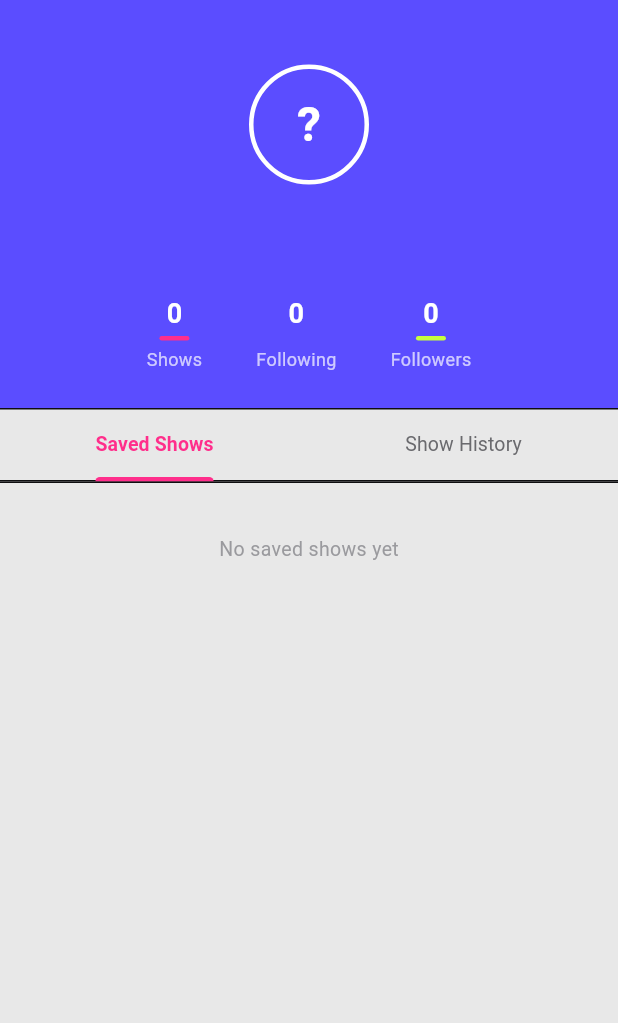
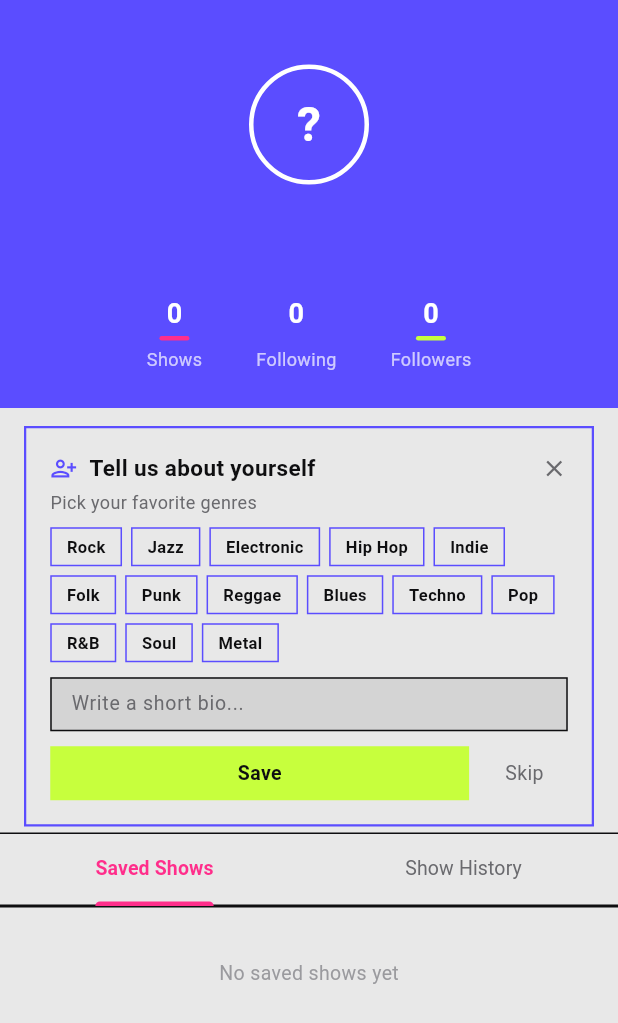
Before and after one commit to wnderoy/diska, a Flutter app: the ProfileScreen widget shown alone on an empty page, opened directly, on a phone screen of 412 x 824 dp. Shown: the top 1023 px of the screen. Run offline on Flutter 3.47's test engine with Material 3 defaults, Android fonts, the phone set to English and light mode, and no system bars; our stand-ins replace cloud_firestore, firebase_auth, firebase_core, flutter_map, geolocator, latlong2 and 1 more; missing offline and left inert: flutter_map_marker_cluster; accounts and stored records are empty.

Commit message:
Finished for the Hackaton

```diff
--- a/lib/screens/profile_screen.dart
+++ b/lib/screens/profile_screen.dart
@@ -20,6 +20,7 @@ class _ProfileScreenState extends State<ProfileScreen>
   List<ShowEvent> _savedShows = [];
   List<ShowEvent> _showHistory = [];
   bool _isLoading = true;
+  bool _showFillCard = false;
 
   @override
   void initState() {
@@ -76,6 +77,7 @@ class _ProfileScreenState extends State<ProfileScreen>
       _savedShows = saved;
       _showHistory = history;
       _isLoading = false;
+      _showFillCard = _user != null && _user!.bio.isEmpty && _user!.topGenres.isEmpty;
     });
   }
 
@@ -224,6 +226,10 @@ class _ProfileScreenState extends State<ProfileScreen>
                     ),
                   ),
 
+                  // ── Profile fill prompt card ──
+                  if (_showFillCard)
+                    _buildFillPromptCard(user),
+
                   // ── Artist "My Upcoming Shows" section ──
                   if (user.isArtist && _savedShows.isNotEmpty) ...[
                     Container(
@@ -337,6 +343,125 @@ class _ProfileScreenState extends State<ProfileScreen>
       itemBuilder: (context, i) => _ShowListTile(show: shows[i]),
     );
   }
+
+  // ── Profile fill prompt card ──
+  Widget _buildFillPromptCard(UserModel user) {
+    final allGenres = [
+      'Rock', 'Jazz', 'Electronic', 'Hip Hop', 'Indie', 'Folk',
+      'Punk', 'Reggae', 'Blues', 'Techno', 'Pop', 'R&B', 'Soul', 'Metal',
+    ];
+    final selectedGenres = List<String>.from(user.topGenres);
+    final bioController = TextEditingController(text: user.bio);
+
+    return StatefulBuilder(
+      builder: (context, setLocalState) {
+        return Container(
+          margin: const EdgeInsets.fromLTRB(16, 12, 16, 4),
+          padding: const EdgeInsets.all(16),
+          decoration: BoxDecoration(
+            color: AppColors.background,
+            border: Border.all(color: AppColors.purple, width: 1.5),
+          ),
+          child: Column(
+            crossAxisAlignment: CrossAxisAlignment.start,
+            children: [
+              Row(children: [
+                const Icon(Icons.person_add_alt, size: 18, color: AppColors.purple),
+                const SizedBox(width: 8),
+                const Text('Tell us about yourself',
+                    style: TextStyle(color: AppColors.textPrimary, fontSize: 15, fontWeight: FontWeight.w700)),
+                const Spacer(),
+                GestureDetector(
+                  onTap: () => setState(() => _showFillCard = false),
+                  child: Icon(Icons.close, size: 18, color: AppColors.textSecondary),
+                ),
+              ]),
+              const SizedBox(height: 4),
+              Text('Pick your favorite genres',
+                  style: TextStyle(color: AppColors.textSecondary, fontSize: 12)),
+              const SizedBox(height: 8),
+              Wrap(
+                spacing: 6, runSpacing: 6,
+                children: allGenres.map((genre) {
+                  final isSelected = selectedGenres.contains(genre);
+                  return GestureDetector(
+                    onTap: () => setLocalState(() {
+                      if (isSelected) { selectedGenres.remove(genre); }
+                      else if (selectedGenres.length < 3) { selectedGenres.add(genre); }
+                    }),
+                    child: Container(
+                      padding: const EdgeInsets.symmetric(horizontal: 10, vertical: 4),
+                      decoration: BoxDecoration(
+                        color: isSelected ? AppColors.purple : Colors.transparent,
+                        border: Border.all(color: AppColors.purple, width: 1),
+                      ),
+                      child: Text(genre, style: TextStyle(
+                        color: isSelected ? AppColors.textOnPrimary : AppColors.textPrimary,
+                        fontSize: 11, fontWeight: FontWeight.w600,
+                      )),
+                    ),
+                  );
+                }).toList(),
+              ),
+              if (selectedGenres.length >= 3)
+                Padding(
+                  padding: const EdgeInsets.only(top: 2),
+                  child: Text('Max 3 genres selected',
+                      style: TextStyle(color: AppColors.textLight, fontSize: 10)),
+                ),
+              const SizedBox(height: 10),
+              TextField(
+                controller: bioController,
+                maxLength: 100,
+                style: const TextStyle(color: AppColors.textPrimary, fontSize: 13),
+                decoration: const InputDecoration(
+                  hintText: 'Write a short bio...',
+                  filled: true, fillColor: AppColors.surface,
+                  border: OutlineInputBorder(
+                    borderRadius: BorderRadius.zero,
+                    borderSide: BorderSide(color: AppColors.divider, width: 1),
+                  ),
+                  contentPadding: EdgeInsets.symmetric(horizontal: 10, vertical: 8),
+                  isDense: true, counterText: '',
+                ),
+              ),
+              const SizedBox(height: 10),
+              Row(children: [
+                Expanded(
+                  child: GestureDetector(
+                    onTap: () async {
+                      await AuthService.updateProfile(
+                        bio: bioController.text.trim(),
+                        topGenres: selectedGenres,
+                      );
+                      _user = await AuthService.fetchProfile();
+                      if (mounted) setState(() => _showFillCard = false);
+                    },
+                    child: Container(
+                      height: 36, color: AppColors.lime,
+                      child: const Center(
+                        child: Text('Save', style: TextStyle(color: AppColors.primary, fontSize: 13, fontWeight: FontWeight.w600)),
+                      ),
+                    ),
+                  ),
+                ),
+                const SizedBox(width: 8),
+                GestureDetector(
+                  onTap: () => setState(() => _showFillCard = false),
+                  child: Container(
+                    height: 36, padding: const EdgeInsets.symmetric(horizontal: 16),
+                    child: Center(
+                      child: Text('Skip', style: TextStyle(color: AppColors.textSecondary, fontSize: 13)),
+                    ),
+                  ),
+                ),
+              ]),
+            ],
+          ),
+        );
+      },
+    );
+  }
 }
 
 class _ShowListTile extends StatelessWidget {
--- a/lib/services/auth_service.dart
+++ b/lib/services/auth_service.dart
@@ -50,6 +50,25 @@ class AuthService {
         password: password,
       );
       authState.value = cred.user;
+
+      // Create user document in Firestore on first sign-up
+      if (cred.user != null) {
+        await FirebaseFirestore.instance.collection('users').doc(cred.user!.uid).set({
+          'user_id': cred.user!.uid,
+          'username': email.split('@').first,
+          'bio': '',
+          'profile_image_url': '',
+          'is_artist': false,
+          'is_verified': false,
+          'top_genres': [],
+          'top_artists': [],
+          'following_count': 0,
+          'followers_count': 0,
+          'displayed_patch_ids': [],
+          'saved_shows': [],
+        });
+      }
+
       return cred;
     } on FirebaseAuthException catch (e) {
       throw Exception(_friendlyAuthError(e));
@@ -60,6 +79,28 @@ class AuthService {
     await _auth.signOut();
     authState.value = null;
     _profileCache = null;
+  }
+
+  // ---------------------------------------------------------------------------
+  // Profile updates
+  // ---------------------------------------------------------------------------
+  static Future<void> updateProfile({
+    String? username,
+    String? bio,
+    List<String>? topGenres,
+    List<String>? topArtists,
+  }) async {
+    final uid = userId;
+    if (uid == null) return;
+    final data = <String, dynamic>{};
+    if (username != null) data['username'] = username;
+    if (bio != null) data['bio'] = bio;
+    if (topGenres != null) data['top_genres'] = topGenres;
+    if (topArtists != null) data['top_artists'] = topArtists;
+    try {
+      await FirebaseFirestore.instance.collection('users').doc(uid).update(data);
+      _profileCache = null; // invalidate cache
+    } on FirebaseException catch (_) {}
   }
 
   // ---------------------------------------------------------------------------
```
